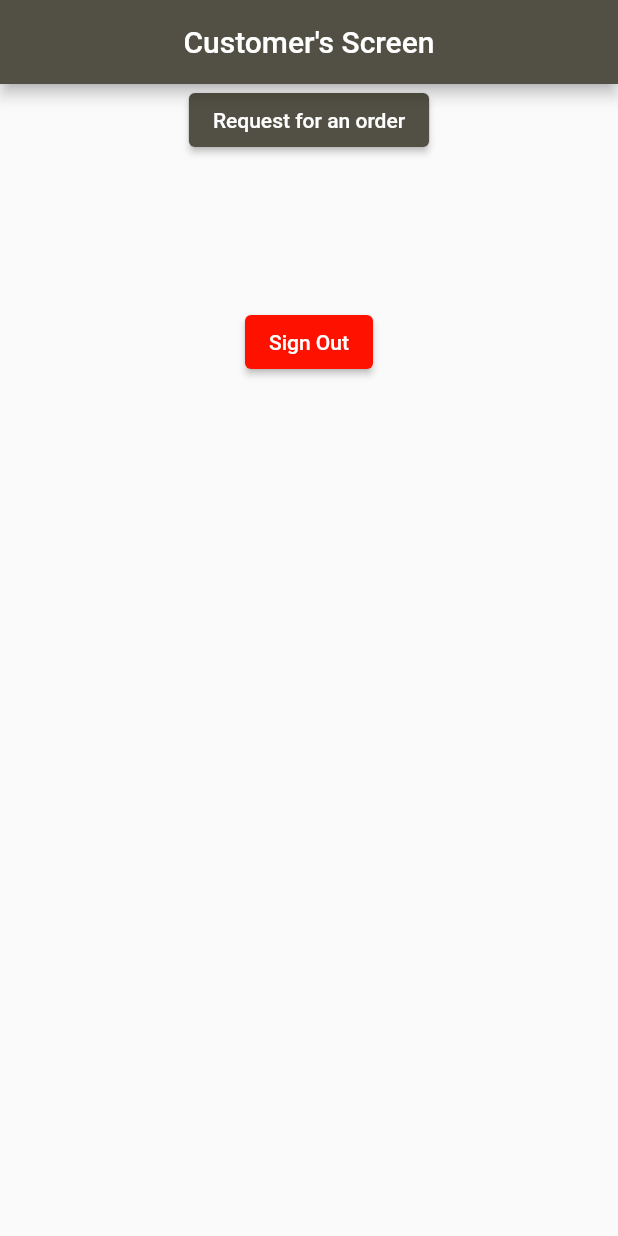
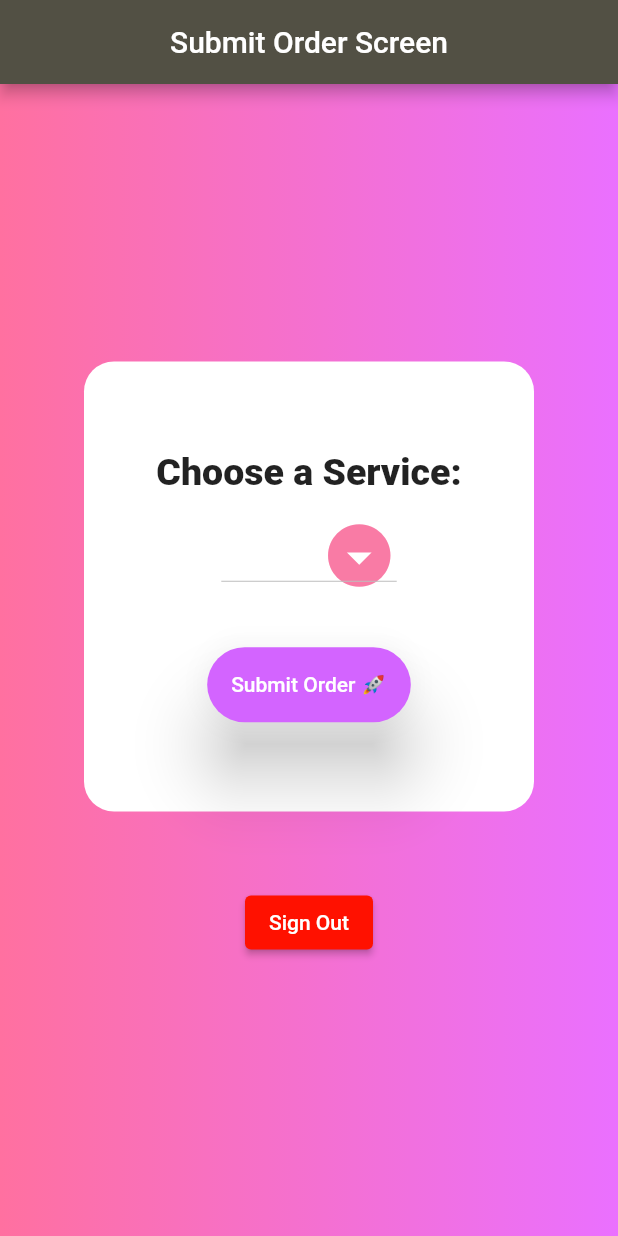
Before and after one commit to mukisaivan/queueingtool, a Flutter app: the screen it shows once a user with an empty profile is signed in, on a phone screen of 412 x 824 dp. Run offline on Flutter 3.47's test engine with Material 2 defaults, Android fonts, the phone set to English and light mode, and no system bars; our stand-ins replace cloud_firestore, firebase_auth, firebase_core, firebase_storage, flutter_spinkit, fluttertoast and 2 more; accounts and stored records are empty.

Commit message:
soon there

```diff
--- a/lib/models/order_model.dart
+++ b/lib/models/order_model.dart
@@ -1,8 +1,6 @@
 // ignore_for_file: public_member_api_docs, sort_constructors_first, constant_identifier_names
 
 import 'dart:convert';
-
-import 'package:cloud_firestore/cloud_firestore.dart';
 import 'package:queueingtool/models/user.dart';
 
 enum StatusEnum {
@@ -19,6 +17,8 @@ enum ServiceEnum {
 }
 
 class OrderModel {
+  static int orderCounter = 1;
+
   final String name;
   final String id;
   final StatusEnum status;
@@ -26,6 +26,7 @@ class OrderModel {
   final DateTime updatedAt;
   final UserModel orderowner;
   final ServiceEnum service;
+  final bool inProgress;
   OrderModel({
     required this.name,
     required this.id,
@@ -34,17 +35,19 @@ class OrderModel {
     required this.updatedAt,
     required this.orderowner,
     required this.service,
+    required this.inProgress,
   });
 
   Map<String, dynamic> toMap() {
     return <String, dynamic>{
       'name': name,
       'id': id,
-      'status': status.toString(),
+      'status': status.toString().split(".").last,
       'createdAt': createdAt.millisecondsSinceEpoch,
       'updatedAt': updatedAt.millisecondsSinceEpoch,
       'orderowner': orderowner.toJson(),
-      'service': service.toString(),
+      'service': service.toString().split(".").last,
+      'inProgress': inProgress,
     };
   }
 
@@ -55,8 +58,30 @@ class OrderModel {
       status: convertStatusStringToStatusEnum(map["status"] as String),
       createdAt: DateTime.fromMillisecondsSinceEpoch(map['createdAt'] as int),
       updatedAt: DateTime.fromMillisecondsSinceEpoch(map['updatedAt'] as int),
-      orderowner: UserModel.fromSnap(map['orderowner'] as DocumentSnapshot),
+      orderowner: UserModel.fromMap(map['orderowner'] as Map<String, dynamic>),
       service: convertServiceStringToServiceEnum(map["service"] as String),
+      inProgress: map['inProgress'] as bool,
+    );
+  }
+
+  factory OrderModel.autoGenerated({
+    required String id,
+    required StatusEnum status,
+    required UserModel orderOwner,
+    required ServiceEnum service,
+  }) {
+    String orderName = 'Order-${orderCounter++}';
+    // String orderId = const Uuid().v4();
+
+    return OrderModel(
+      name: orderName,
+      id: id,
+      status: status,
+      createdAt: DateTime.now(),
+      updatedAt: DateTime.now(),
+      orderowner: orderOwner,
+      service: service,
+      inProgress: false,
     );
   }
 
--- /dev/null
+++ b/lib/screens/customer_first_screen.dart
@@ -0,0 +1,40 @@
+import 'package:flutter/material.dart';
+import 'package:queueingtool/common/signout_button.dart';
+import 'package:queueingtool/screens/service_widgets.dart';
+
+class CustomerFirstScreen extends StatefulWidget {
+  static const routeName = "/customer-first-screen";
+  const CustomerFirstScreen({super.key});
+
+  @override
+  State<CustomerFirstScreen> createState() => _CustomerFirstScreenState();
+}
+
+class _CustomerFirstScreenState extends State<CustomerFirstScreen> {
+  @override
+  Widget build(BuildContext context) {
+    return Scaffold(
+      appBar: AppBar(
+        title: const Text("Submit Order Screen"),
+        centerTitle: true,
+      ),
+      body: Container(
+        decoration: const BoxDecoration(
+            gradient: LinearGradient(colors: [
+          Color.fromARGB(255, 255, 112, 160),
+          Color.fromARGB(255, 234, 112, 255),
+        ])),
+        child: Center(
+          child: Column(
+            mainAxisAlignment: MainAxisAlignment.center,
+            children: [
+              const ServiceSelectionWidget(),
+              const SizedBox(height: 50),
+              SignOutButton(context: context)
+            ],
+          ),
+        ),
+      ),
+    );
+  }
+}
--- a/lib/screens/home_screen.dart
+++ /dev/null
@@ -1,41 +0,0 @@
-import 'package:flutter/material.dart';
-import 'package:queueingtool/common/signout_button.dart';
-
-class HomeScreen extends StatefulWidget {
-  static const String routeName = "/home-screen";
-  const HomeScreen({super.key});
-
-  @override
-  State<HomeScreen> createState() => _HomeScreenState();
-}
-
-class _HomeScreenState extends State<HomeScreen> {
-  @override
-  Widget build(BuildContext context) {
-    return Scaffold(
-      appBar: AppBar(
-        title: const Text("Customer's Screen"),
-        centerTitle: true,
-      ),
-      body: Center(
-        child: Padding(
-          padding: const EdgeInsets.symmetric(horizontal: 5),
-          child: SizedBox(
-            child: Column(
-              children: [
-                ElevatedButton(
-                  onPressed: () {},
-                  child: const Text("Request for an order"),
-                ),
-                const SizedBox(height: 50),
-                // const OrderWidget(),
-                const SizedBox(height: 50),
-                SignOutButton(context: context)
-              ],
-            ),
-          ),
-        ),
-      ),
-    );
-  }
-}
--- /dev/null
+++ b/lib/screens/service_widgets.dart
@@ -0,0 +1,75 @@
+// ignore_for_file: library_private_types_in_public_api, constant_identifier_names
+
+import 'package:flutter/material.dart';
+import 'package:queueingtool/common/toast_widget.dart';
+import 'package:queueingtool/methods/customer_order_methods.dart';
+import 'package:queueingtool/models/order_model.dart';
+
+class ServiceSelectionWidget extends StatefulWidget {
+  const ServiceSelectionWidget({super.key});
+
+  @override
+  _ServiceSelectionWidgetState createState() => _ServiceSelectionWidgetState();
+}
+
+class _ServiceSelectionWidgetState extends State<ServiceSelectionWidget> {
+  ServiceEnum? selectedService;
+
+  @override
+  Widget build(BuildContext context) {
+    return Container(
+      decoration: const BoxDecoration(
+          color: Color.fromARGB(255, 255, 255, 255),
+          borderRadius: BorderRadiusDirectional.all(Radius.circular(20))),
+      alignment: Alignment.center,
+      height: 300,
+      width: 300,
+      child: Column(
+        mainAxisAlignment: MainAxisAlignment.center,
+        children: [
+          const Text(
+            'Choose a Service:',
+            style: TextStyle(fontSize: 25, fontWeight: FontWeight.w800),
+          ),
+          const SizedBox(height: 16),
+          DropdownButton<ServiceEnum>(
+            icon: const Icon(Icons.arrow_drop_down_circle_sharp, size: 50),
+            iconEnabledColor: const Color.fromARGB(255, 249, 123, 165),
+            dropdownColor: const Color.fromARGB(255, 204, 127, 255),
+            value: selectedService,
+            items: ServiceEnum.values.map((service) {
+              return DropdownMenuItem<ServiceEnum>(
+                value: service,
+                child: Text(service.toString().split('.').last),
+              );
+            }).toList(),
+            onChanged: (value) {
+              setState(() {
+                selectedService = value;
+              });
+            },
+          ),
+          const SizedBox(height: 36),
+          ElevatedButton(
+            onPressed: () {
+              if (selectedService != null) {
+                CustomerOrderMethods().addOrder(context, selectedService);
+              } else {
+                toastWidget("Please select a service 🥺",
+                    const Color.fromARGB(255, 255, 118, 163));
+              }
+            },
+            style: const ButtonStyle(
+                backgroundColor: MaterialStatePropertyAll(
+                    Color.fromARGB(255, 211, 100, 255)),
+                elevation: MaterialStatePropertyAll(20),
+                minimumSize: MaterialStatePropertyAll(Size(100, 50)),
+                shape: MaterialStatePropertyAll(RoundedRectangleBorder(
+                    borderRadius: BorderRadius.all(Radius.circular(50))))),
+            child: const Text('Submit Order 🚀'),
+          ),
+        ],
+      ),
+    );
+  }
+}
--- a/lib/screens/verification.dart
+++ b/lib/screens/verification.dart
@@ -2,7 +2,7 @@ import 'package:cloud_firestore/cloud_firestore.dart';
 import 'package:firebase_auth/firebase_auth.dart';
 import 'package:flutter/material.dart';
 import 'package:queueingtool/screens/counter_screen.dart';
-import 'package:queueingtool/screens/home_screen.dart';
+import 'package:queueingtool/screens/customer_first_screen.dart';
 
 class Verification extends StatefulWidget {
   const Verification({super.key});
@@ -43,7 +43,7 @@ class _VerificationState extends State<Verification> {
     if (userRole == "admin") {
       return const CounterScreen();
     } else {
-      return const HomeScreen();
+      return const CustomerFirstScreen();
     }
   }
 }
```
Also changed, not shown: lib/common/toast_widget.dart (added, +11 -0 lines), lib/methods/counter_order_methods.dart (added, +197 -0 lines), lib/methods/customer_order_methods.dart (added, +189 -0 lines), lib/methods/order_methods.dart (deleted, +0 -34 lines), lib/models/status_model.dart (deleted, +0 -16 lines), lib/models/user.dart (+11 -1 lines), lib/router.dart (+7 -3 lines), lib/screens/counter_screen.dart (+10 -3 lines), lib/screens/customer_screen.dart (added, +33 -0 lines).
